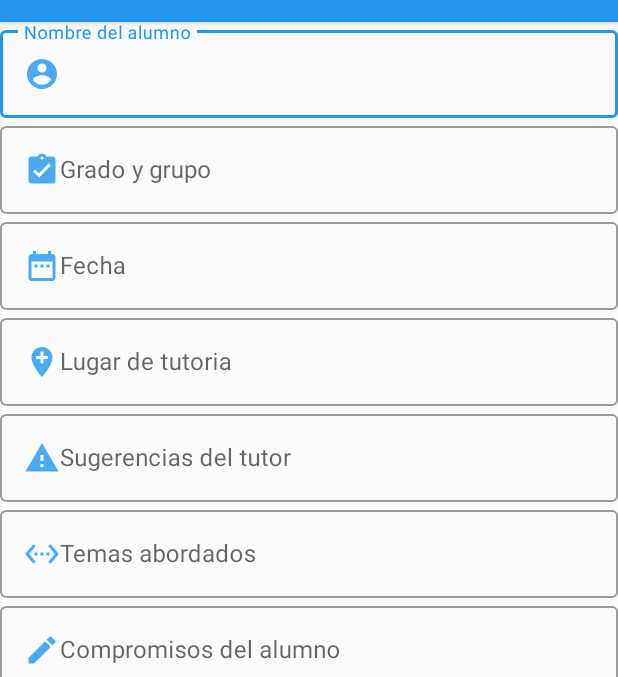
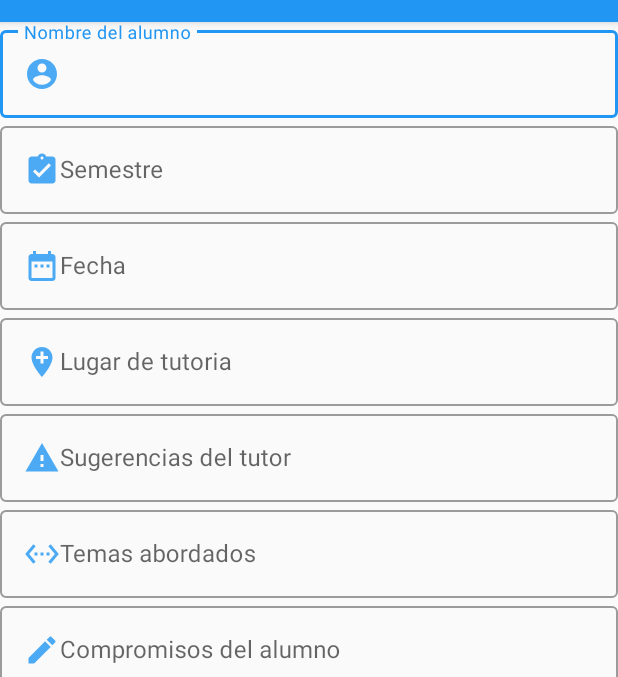
Before and after one commit to MarcoPQ270/TutoriasTec, an Android app: the MainActivity screen opened directly, with no data from a screen before it, on a phone screen of 412 x 824 dp, the part 62-739 px from its top. Run offline under Robolectric (Android 15) with nearby library versions, the phone set to English and light mode, and no system bars; libraries missing offline, so code that uses them is left out: com.itextpdf.text.

Commit message:
PDF agregado

```diff
--- a/app/build.gradle
+++ b/app/build.gradle
@@ -33,4 +33,7 @@ dependencies {
     androidTestImplementation 'androidx.test:runner:1.1.1'
     androidTestImplementation 'androidx.test.espresso:espresso-core:3.1.1'
     implementation 'com.google.android.material:material:1.0.0'
+
+    //LIBRERIA DE PDF
+    implementation 'com.itextpdf:itextg:5.5.10'
 }
--- a/app/src/main/AndroidManifest.xml
+++ b/app/src/main/AndroidManifest.xml
@@ -1,7 +1,7 @@
 <?xml version="1.0" encoding="utf-8"?>
 <manifest xmlns:android="http://schemas.android.com/apk/res/android"
     package="com.example.tutoriastec">
-
+    <uses-permission android:name="android.permission.WRITE_EXTERNAL_STORAGE"/>
     <application
         android:allowBackup="true"
         android:icon="@mipmap/ic_launcher"
--- a/app/src/main/res/layout/activity_main.xml
+++ b/app/src/main/res/layout/activity_main.xml
@@ -24,13 +24,14 @@
 
                 <com.google.android.material.textfield.TextInputEditText
 
+                    android:id="@+id/edtnombre"
                     android:layout_width="match_parent"
                     android:layout_height="wrap_content"
+                    android:drawableLeft="@drawable/ic_action_nombre"
                     android:hint="Nombre del alumno"
                     android:inputType="text"
-                    android:drawableLeft="@drawable/ic_action_nombre"
                     android:maxLength="30"
-                    android:singleLine="true"/>
+                    android:singleLine="true" />
             </com.google.android.material.textfield.TextInputLayout>
             <com.google.android.material.textfield.TextInputLayout
                 android:layout_width="match_parent"
@@ -41,13 +42,14 @@
 
                 <com.google.android.material.textfield.TextInputEditText
 
+                    android:id="@+id/edtgradoygrupo"
                     android:layout_width="match_parent"
                     android:layout_height="wrap_content"
-                    android:hint="Grado y grupo"
+                    android:drawableLeft="@drawable/ic_action_grado"
+                    android:hint="Semestre"
                     android:inputType="text"
-                    android:drawableLeft="@drawable/ic_action_grado"
                     android:maxLength="2"
-                    android:singleLine="true"/>
+                    android:singleLine="true" />
             </com.google.android.material.textfield.TextInputLayout>
             <com.google.android.material.textfield.TextInputLayout
                 android:layout_width="match_parent"
@@ -58,13 +60,14 @@
 
                 <com.google.android.material.textfield.TextInputEditText
 
+                    android:id="@+id/edtfecha"
                     android:layout_width="match_parent"
                     android:layout_height="wrap_content"
+                    android:drawableLeft="@drawable/ic_action_fecha"
                     android:hint="Fecha"
                     android:inputType="datetime"
-                    android:drawableLeft="@drawable/ic_action_fecha"
                     android:maxLength="10"
-                    android:singleLine="true"/>
+                    android:singleLine="true" />
             </com.google.android.material.textfield.TextInputLayout>
             <com.google.android.material.textfield.TextInputLayout
                 android:layout_width="match_parent"
@@ -75,13 +78,14 @@
 
                 <com.google.android.material.textfield.TextInputEditText
 
+                    android:id="@+id/edtlugar"
                     android:layout_width="match_parent"
                     android:layout_height="wrap_content"
+                    android:drawableLeft="@drawable/ic_action_lugar"
                     android:hint="Lugar de tutoria"
                     android:inputType="text"
-                    android:drawableLeft="@drawable/ic_action_lugar"
                     android:maxLength="30"
-                    android:singleLine="true"/>
+                    android:singleLine="true" />
             </com.google.android.material.textfield.TextInputLayout>
 
 
@@ -94,11 +98,12 @@
 
                 <com.google.android.material.textfield.TextInputEditText
 
+                    android:id="@+id/edtsugerencia"
                     android:layout_width="match_parent"
                     android:layout_height="wrap_content"
+                    android:drawableLeft="@drawable/ic_action_problem"
                     android:hint="Sugerencias del tutor "
-                    android:inputType="text"
-                    android:drawableLeft="@drawable/ic_action_problem"/>
+                    android:inputType="text" />
             </com.google.android.material.textfield.TextInputLayout>
             <com.google.android.material.textfield.TextInputLayout
                 android:layout_width="match_parent"
@@ -109,11 +114,12 @@
 
                 <com.google.android.material.textfield.TextInputEditText
 
+                    android:id="@+id/edttemas"
                     android:layout_width="match_parent"
                     android:layout_height="wrap_content"
+                    android:drawableLeft="@drawable/ic_action_them"
                     android:hint="Temas abordados "
-                    android:inputType="text"
-                    android:drawableLeft="@drawable/ic_action_them"/>
+                    android:inputType="text" />
             </com.google.android.material.textfield.TextInputLayout>
             <com.google.android.material.textfield.TextInputLayout
                 android:layout_width="match_parent"
@@ -124,11 +130,12 @@
 
                 <com.google.android.material.textfield.TextInputEditText
 
+                    android:id="@+id/edtcompromisos"
                     android:layout_width="match_parent"
                     android:layout_height="wrap_content"
+                    android:drawableLeft="@drawable/ic_action_compro"
                     android:hint="Compromisos del alumno"
-                    android:inputType="text"
-                    android:drawableLeft="@drawable/ic_action_compro"/>
+                    android:inputType="text" />
             </com.google.android.material.textfield.TextInputLayout>
             <com.google.android.material.textfield.TextInputLayout
                 android:layout_width="match_parent"
@@ -139,11 +146,12 @@
 
                 <com.google.android.material.textfield.TextInputEditText
 
+                    android:id="@+id/edtobser"
                     android:layout_width="match_parent"
                     android:layout_height="wrap_content"
+                    android:drawableLeft="@drawable/ic_action_obser"
                     android:hint="Observaciones"
-                    android:inputType="text"
-                    android:drawableLeft="@drawable/ic_action_obser"/>
+                    android:inputType="text" />
             </com.google.android.material.textfield.TextInputLayout>
         <LinearLayout
             android:layout_width="match_parent"
@@ -154,11 +162,11 @@
                 android:id="@+id/button"
                 android:layout_width="match_parent"
                 android:layout_height="wrap_content"
+                android:background="@color/primary"
+                android:drawableRight="@drawable/ic_action_send"
+                android:onClick="enviarr"
                 android:text="Enviar reporte"
                 android:textColor="#ffffff"
-                android:onClick="enviarrv"
-                android:background="@color/primary"
-                android:drawableRight="@drawable/ic_action_send"
                 tools:layout_editor_absoluteX="169dp"
                 tools:layout_editor_absoluteY="257dp" />
         </LinearLayout>
```
Also changed, not shown: app/src/main/java/com/example/tutoriastec/MainActivity.kt (+101 -1 lines), app/src/main/res/layout/activity_main_login.xml (+0 -11 lines).
